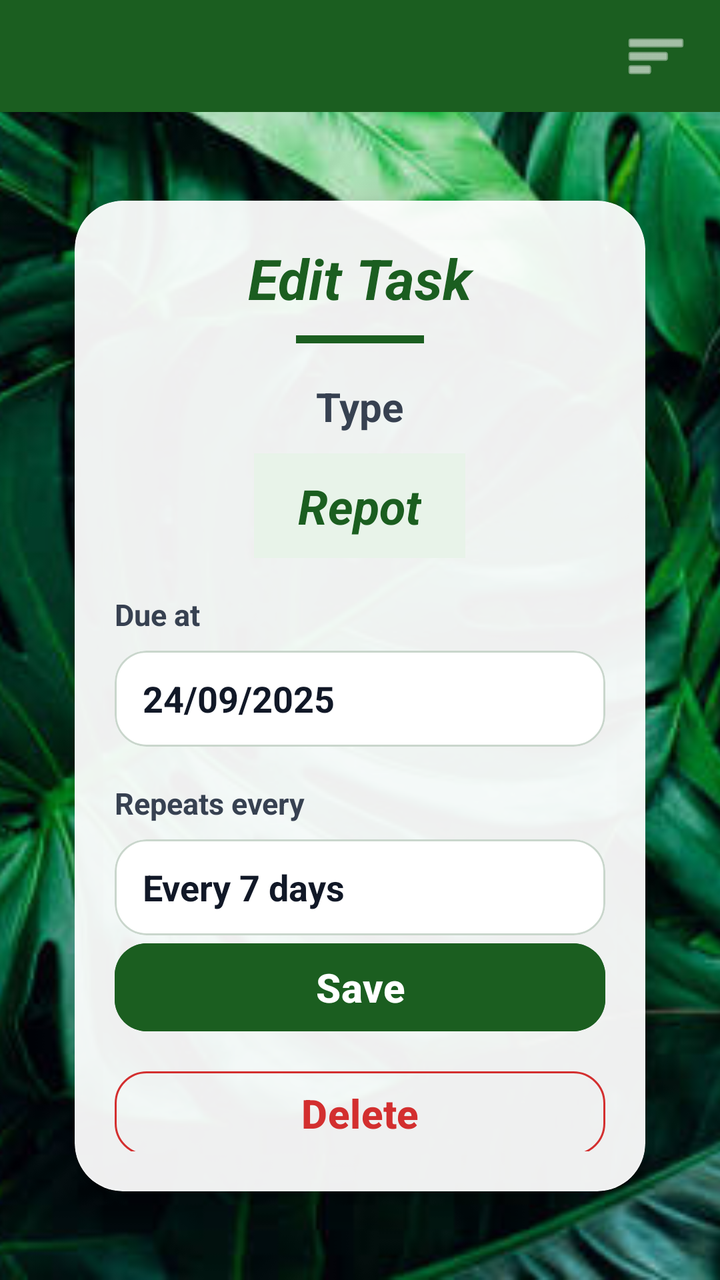
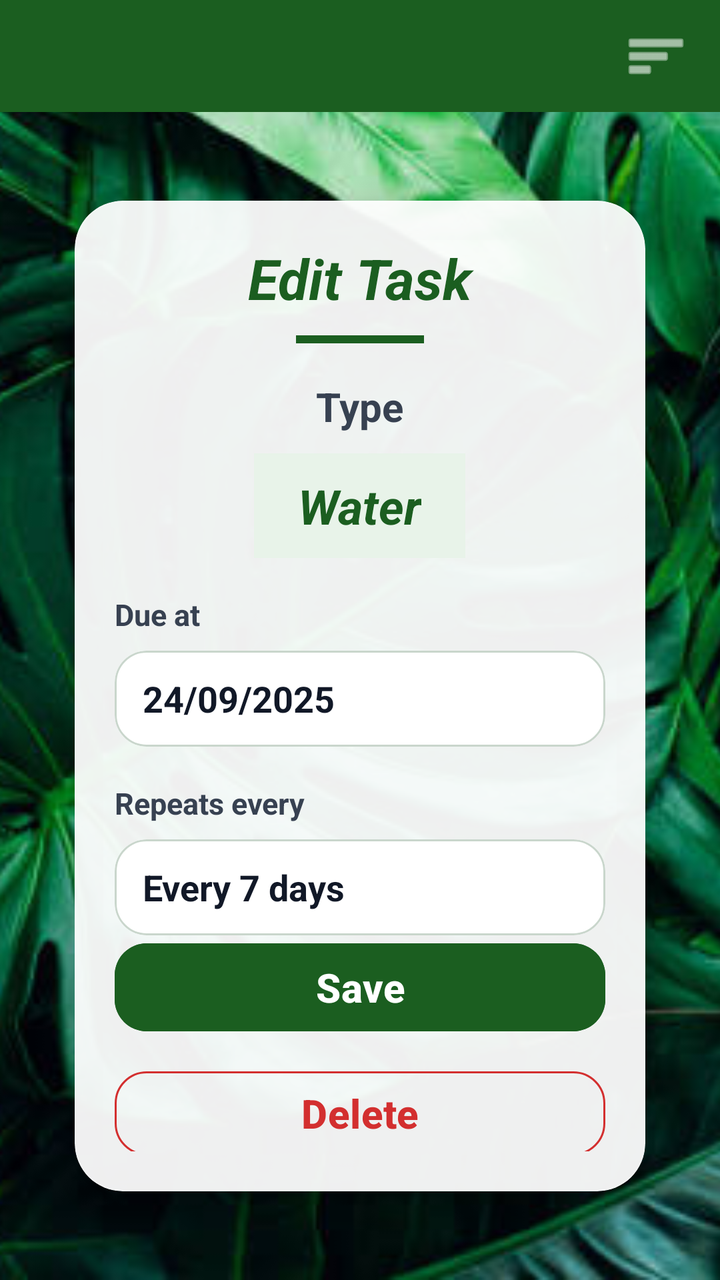

Two renders of the same Android screen: before a commit and after it. Below are the layout's source before the change and the commit's diff.
<!-- AndroidManifest.xml: application theme Theme.TASHTIT -->
<!-- res/layout/activity_edit_task.xml -->
<?xml version="1.0" encoding="utf-8"?>
<androidx.drawerlayout.widget.DrawerLayout xmlns:android="http://schemas.android.com/apk/res/android"
    xmlns:app="http://schemas.android.com/apk/res-auto"
    xmlns:tools="http://schemas.android.com/tools"
    android:id="@+id/main"
    android:layout_width="match_parent"
    android:layout_height="match_parent"
    tools:context=".ACTIVITIES.EditTaskActivity">

    <androidx.constraintlayout.widget.ConstraintLayout
        android:id="@+id/contentLayout"
        android:layout_width="match_parent"
        android:layout_height="match_parent"
        android:fitsSystemWindows="true">

        <ImageView
            android:id="@+id/ivBackground"
            android:layout_width="0dp"
            android:layout_height="0dp"
            android:contentDescription="@null"
            android:scaleType="centerCrop"
            android:src="@drawable/leaves_bg"
            app:layout_constraintTop_toTopOf="parent"
            app:layout_constraintBottom_toBottomOf="parent"
            app:layout_constraintStart_toStartOf="parent"
            app:layout_constraintEnd_toEndOf="parent" />

        <com.google.android.material.appbar.MaterialToolbar
            android:id="@+id/topBar"
            android:layout_width="0dp"
            android:layout_height="56dp"
            android:background="#1B5E20"
            app:title=""
            app:layout_constraintTop_toTopOf="parent"
            app:layout_constraintStart_toStartOf="parent"
            app:layout_constraintEnd_toEndOf="parent" />

        <ImageButton
            android:id="@+id/btnMenu"
            android:layout_width="44dp"
            android:layout_height="44dp"
            android:layout_marginEnd="10dp"
            android:background="?attr/selectableItemBackgroundBorderless"
            android:contentDescription="Open menu"
            android:padding="8dp"
            android:src="@android:drawable/ic_menu_sort_by_size"
            app:layout_constraintTop_toTopOf="@id/topBar"
            app:layout_constraintBottom_toBottomOf="@id/topBar"
            app:layout_constraintEnd_toEndOf="@id/topBar"
            app:tint="#FFFFFF" />

        <com.google.android.material.card.MaterialCardView
            android:id="@+id/cardEditTask"
            android:layout_width="0dp"
            android:layout_height="0dp"
            android:layout_marginStart="20dp"
            android:layout_marginEnd="20dp"
            android:layout_marginTop="22dp"
            android:layout_marginBottom="22dp"
            app:cardCornerRadius="24dp"
            app:cardElevation="10dp"
            app:cardUseCompatPadding="true"
            app:cardBackgroundColor="#EFFFFFFF"
            app:strokeColor="#22FFFFFF"
            app:strokeWidth="1dp"
            app:layout_constraintTop_toBottomOf="@id/topBar"
            app:layout_constraintBottom_toBottomOf="parent"
            app:layout_constraintStart_toStartOf="parent"
            app:layout_constraintEnd_toEndOf="parent">

            <LinearLayout
                android:layout_width="match_parent"
                android:layout_height="match_parent"
                android:orientation="vertical"
                android:padding="20dp">

                <TextView
                    android:id="@+id/tvScreenTitle"
                    android:layout_width="match_parent"
                    android:layout_height="wrap_content"
                    android:text="Edit Task"
                    android:textAlignment="center"
                    android:textColor="#1B5E20"
                    android:textSize="28sp"
                    android:textStyle="bold|italic" />

                <View
                    android:layout_width="64dp"
                    android:layout_height="4dp"
                    android:layout_gravity="center_horizontal"
                    android:layout_marginTop="10dp"
                    android:background="#1B5E20" />

                <LinearLayout
                android:id="@+id/layoutTypeReadonly"
                android:layout_width="match_parent"
                android:layout_height="wrap_content"
                android:layout_marginTop="18dp"
                android:gravity="center_horizontal"
                android:orientation="vertical">

                    <TextView
                        android:id="@+id/tvTypeLabel"
                        android:layout_width="wrap_content"
                        android:layout_height="wrap_content"
                        android:text="Type"
                        android:textColor="#374151"
                        android:textSize="20sp"
                        android:textStyle="bold" />

                    <TextView
                        android:id="@+id/tvTaskType"
                        android:layout_width="wrap_content"
                        android:layout_height="wrap_content"
                        android:layout_marginTop="10dp"
                        android:background="#E8F3E9"
                        android:paddingStart="22dp"
                        android:paddingTop="10dp"
                        android:paddingEnd="22dp"
                        android:paddingBottom="10dp"
                        android:text="Repot"
                        android:textColor="#1B5E20"
                        android:textSize="24sp"
                        android:textStyle="bold|italic" />

            </LinearLayout>

                <TextView
                    android:id="@+id/tvDueAtLabel"
                    android:layout_width="match_parent"
                    android:layout_height="wrap_content"
                    android:layout_marginTop="18dp"
                    android:text="Due at"
                    android:textStyle="bold"
                    android:textSize="15sp"
                    android:textColor="#374151" />

                <com.google.android.material.card.MaterialCardView
                    android:id="@+id/cardDueAt"
                    android:layout_width="match_parent"
                    android:layout_height="48dp"
                    android:layout_marginTop="8dp"
                    app:cardCornerRadius="16dp"
                    app:cardElevation="0dp"
                    app:cardBackgroundColor="#F8FFFFFF"
                    app:strokeColor="#C9D6CC"
                    app:strokeWidth="1dp">

                    <TextView
                        android:id="@+id/tvDueAt"
                        android:layout_width="match_parent"
                        android:layout_height="match_parent"
                        android:gravity="center_vertical"
                        android:paddingStart="14dp"
                        android:paddingEnd="14dp"
                        android:text="24/09/2025"
                        android:textColor="#111827"
                        android:textSize="18sp"
                        android:textStyle="bold" />
                </com.google.android.material.card.MaterialCardView>

                <TextView
                    android:id="@+id/tvRepeatEveryLabel"
                    android:layout_width="match_parent"
                    android:layout_height="wrap_content"
                    android:layout_marginTop="18dp"
                    android:text="Repeats every"
                    android:textStyle="bold"
                    android:textSize="15sp"
                    android:textColor="#374151" />

                <com.google.android.material.card.MaterialCardView
                    android:id="@+id/cardRepeatEvery"
                    android:layout_width="match_parent"
                    android:layout_height="48dp"
                    android:layout_marginTop="8dp"
                    app:cardCornerRadius="16dp"
                    app:cardElevation="0dp"
                    app:cardBackgroundColor="#F8FFFFFF"
                    app:strokeColor="#C9D6CC"
                    app:strokeWidth="1dp">

                    <TextView
                        android:id="@+id/tvRepeatEvery"
                        android:layout_width="match_parent"
                        android:layout_height="match_parent"
                        android:gravity="center_vertical"
                        android:paddingStart="14dp"
                        android:paddingEnd="14dp"
                        android:text="Every 7 days"
                        android:textColor="#111827"
                        android:textSize="18sp"
                        android:textStyle="bold" />
                </com.google.android.material.card.MaterialCardView>

                <View
                    android:layout_width="match_parent"
                    android:layout_height="0dp"
                    android:layout_weight="1" />

                <com.google.android.material.button.MaterialButton
                    android:id="@+id/btnSave"
                    android:layout_width="match_parent"
                    android:layout_height="52dp"
                    android:text="Save"
                    android:textAllCaps="false"
                    android:textColor="#FFFFFF"
                    android:textSize="20sp"
                    android:textStyle="bold"
                    android:backgroundTint="#1B5E20"
                    app:cornerRadius="16dp" />

                <View
                    android:layout_width="match_parent"
                    android:layout_height="12dp" />

                <com.google.android.material.button.MaterialButton
                    android:id="@+id/btnDelete"
                    style="@style/Widget.Material3.Button.OutlinedButton"
                    android:layout_width="match_parent"
                    android:layout_height="50dp"
                    android:text="Delete"
                    android:textAllCaps="false"
                    android:textColor="#D32F2F"
                    android:textSize="20sp"
                    android:textStyle="bold"
                    app:cornerRadius="16dp"
                    app:strokeColor="#D32F2F"
                    app:strokeWidth="1dp" />

            </LinearLayout>
        </com.google.android.material.card.MaterialCardView>

    </androidx.constraintlayout.widget.ConstraintLayout>

    <LinearLayout
        android:id="@+id/drawerMenu"
        android:layout_width="280dp"
        android:layout_height="match_parent"
        android:layout_gravity="end"
        android:orientation="vertical"
        android:background="#FFFFFF"
        android:paddingTop="22dp"
        android:paddingBottom="22dp"
        android:elevation="12dp">

        <TextView
            android:id="@+id/tvDrawerTitle"
            android:layout_width="match_parent"
            android:layout_height="wrap_content"
            android:text="Menu"
            android:textStyle="bold"
            android:textSize="20sp"
            android:textColor="#1B5E20"
            android:paddingStart="22dp"
            android:paddingEnd="22dp"
            android:paddingBottom="18dp" />

        <TextView
            android:id="@+id/navMyPlants"
            android:layout_width="match_parent"
            android:layout_height="wrap_content"
            android:text="My plants"
            android:textSize="18sp"
            android:textColor="#1F2937"
            android:paddingStart="22dp"
            android:paddingEnd="22dp"
            android:paddingTop="14dp"
            android:paddingBottom="14dp"
            android:background="?attr/selectableItemBackground" />

        <TextView
            android:id="@+id/navCalendar"
            android:layout_width="match_parent"
            android:layout_height="wrap_content"
            android:text="Calender"
            android:textSize="18sp"
            android:textColor="#1F2937"
            android:paddingStart="22dp"
            android:paddingEnd="22dp"
            android:paddingTop="14dp"
            android:paddingBottom="14dp"
            android:background="?attr/selectableItemBackground" />

        <TextView
            android:id="@+id/navSettings"
            android:layout_width="match_parent"
            android:layout_height="wrap_content"
            android:text="Settings"
            android:textSize="18sp"
            android:textColor="#1F2937"
            android:paddingStart="22dp"
            android:paddingEnd="22dp"
            android:paddingTop="14dp"
            android:paddingBottom="14dp"
            android:background="?attr/selectableItemBackground" />

        <TextView
            android:id="@+id/navGuides"
            android:layout_width="match_parent"
            android:layout_height="wrap_content"
            android:text="Guides"
            android:textSize="18sp"
            android:textColor="#1F2937"
            android:paddingStart="22dp"
            android:paddingEnd="22dp"
            android:paddingTop="14dp"
            android:paddingBottom="14dp"
            android:background="?attr/selectableItemBackground" />

        <TextView
            android:id="@+id/navAi"
            android:layout_width="match_parent"
            android:layout_height="wrap_content"
            android:text="AI"
            android:textSize="18sp"
            android:textColor="#1F2937"
            android:paddingStart="22dp"
            android:paddingEnd="22dp"
            android:paddingTop="14dp"
            android:paddingBottom="14dp"
            android:background="?attr/selectableItemBackground" />

        <TextView
            android:id="@+id/navLogout"
            android:layout_width="match_parent"
            android:layout_height="wrap_content"
            android:text="Logout"
            android:textSize="18sp"
            android:textColor="#D32F2F"
            android:paddingStart="22dp"
            android:paddingEnd="22dp"
            android:paddingTop="14dp"
            android:paddingBottom="14dp"
            android:background="?attr/selectableItemBackground" />

    </LinearLayout>

</androidx.drawerlayout.widget.DrawerLayout>
<!-- resources referenced by this layout -->
<resources>
  <!-- drawable leaves_bg: png bitmap (drawable, 557002 bytes) -->
  <style name="Theme.TASHTIT" parent="Base.Theme.TASHTIT" />
  <style name="Base.Theme.TASHTIT" parent="Theme.Material3.DayNight.NoActionBar">
          
          
  
          
          <item name="android:windowIsTranslucent">true</item>
  
      </style>
</resources>

<!-- the commit's change to res/layout/activity_edit_task.xml (unified diff, before → after) -->
@@ -118,7 +118,7 @@
                         android:paddingTop="10dp"
                         android:paddingEnd="22dp"
                         android:paddingBottom="10dp"
-                        android:text="Repot"
+                        android:text="Water"
                         android:textColor="#1B5E20"
                         android:textSize="24sp"
                         android:textStyle="bold|italic" />
